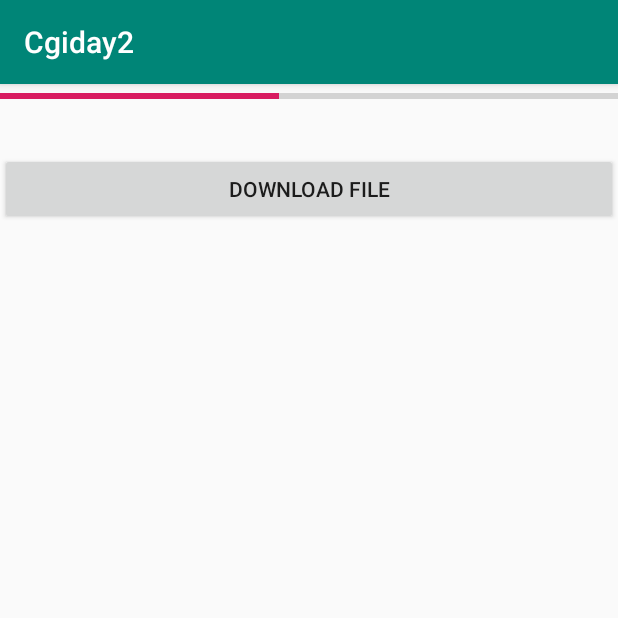
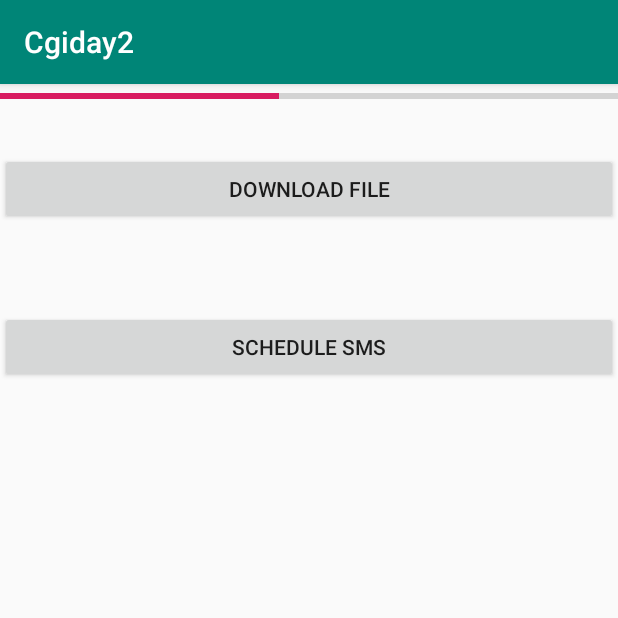
Before and after one commit to abdultanveer/Cgiday2, an Android app: the screen it shows after launch (MainActivity), after a tap on "DOWNLOAD FILE", on a phone screen of 412 x 824 dp, the top half of it. Run offline under Robolectric (Android 15) with nearby library versions, the phone set to English and light mode, and no system bars.

Commit message:
alarm manager -- sms scheduler

```diff
--- a/app/build.gradle
+++ b/app/build.gradle
@@ -5,7 +5,7 @@ android {
     buildToolsVersion "29.0.0"
     defaultConfig {
         applicationId "com.example.cgiday2"
-        minSdkVersion 15
+        minSdkVersion 19
         targetSdkVersion 29
         versionCode 1
         versionName "1.0"
--- a/app/src/main/AndroidManifest.xml
+++ b/app/src/main/AndroidManifest.xml
@@ -1,6 +1,7 @@
 <?xml version="1.0" encoding="utf-8"?>
 <manifest xmlns:android="http://schemas.android.com/apk/res/android"
     package="com.example.cgiday2">
+    <uses-permission android:name="android.permission.SEND_SMS"/>
 
     <application
         android:allowBackup="true"
@@ -9,6 +10,7 @@
         android:roundIcon="@mipmap/ic_launcher_round"
         android:supportsRtl="true"
         android:theme="@style/AppTheme">
+        <activity android:name=".SmsActivity"></activity>
         <activity android:name=".MainActivity">
             <intent-filter>
                 <action android:name="android.intent.action.MAIN" />
--- a/app/src/main/java/com/example/cgiday2/MainActivity.java
+++ b/app/src/main/java/com/example/cgiday2/MainActivity.java
@@ -2,12 +2,16 @@ package com.example.cgiday2;
 
 import androidx.appcompat.app.AppCompatActivity;
 
+import android.app.AlarmManager;
+import android.app.PendingIntent;
+import android.content.Intent;
 import android.os.Bundle;
 import android.view.View;
 import android.widget.ProgressBar;
 
 public class MainActivity extends AppCompatActivity {
 ProgressBar mProgressBar;
+    DownloadTask downloadTask;
     @Override
     protected void onCreate(Bundle savedInstanceState) {
         super.onCreate(savedInstanceState);
@@ -16,7 +20,35 @@ ProgressBar mProgressBar;
     }
 
     public void download(View view) {
-        DownloadTask downloadTask = new DownloadTask(mProgressBar);
-        downloadTask.execute("http://yahoo.com");//1
+        switch (view.getId()){
+            case R.id.buttonDownload:
+                downloadTask = new DownloadTask(mProgressBar);
+                downloadTask.execute("http://yahoo.com");//1
+                break;
+            case R.id.button_sms_schedule:
+                scheduleSms();
+                break;
+        }
+
+    }
+
+    @Override
+    protected void onStop() {
+        super.onStop();
+        //downloadTask.cancel(true);
+    }
+
+    void scheduleSms(){
+        Intent dialIntent = new Intent(MainActivity.this,SmsActivity.class);
+        PendingIntent smsPendingIntent =
+                PendingIntent.getActivity(this,
+                        007,dialIntent,
+                        PendingIntent.FLAG_UPDATE_CURRENT);
+        long triggerTime = System.currentTimeMillis()+15*1000;
+        int alarmType = AlarmManager.RTC_WAKEUP;
+        AlarmManager alarmManager =
+                (AlarmManager) getSystemService(ALARM_SERVICE);
+
+        alarmManager.setExact(alarmType,triggerTime,smsPendingIntent);
     }
 }
--- a/app/src/main/res/layout/activity_main.xml
+++ b/app/src/main/res/layout/activity_main.xml
@@ -7,17 +7,17 @@
     tools:context=".MainActivity">
 
     <ProgressBar
-        android:visibility="gone"
         android:id="@+id/progresbar"
         style="?android:attr/progressBarStyleHorizontal"
         android:layout_width="match_parent"
         android:layout_height="wrap_content"
+        android:visibility="gone"
         app:layout_constraintEnd_toEndOf="parent"
         app:layout_constraintStart_toStartOf="parent"
         app:layout_constraintTop_toTopOf="parent" />
 
     <Button
-        android:id="@+id/button"
+        android:id="@+id/buttonDownload"
         android:layout_width="match_parent"
         android:layout_height="wrap_content"
         android:layout_marginTop="46dp"
@@ -26,4 +26,16 @@
         app:layout_constraintEnd_toEndOf="parent"
         app:layout_constraintTop_toTopOf="parent" />
 
+    <Button
+        android:id="@+id/button_sms_schedule"
+        android:layout_width="0dp"
+        android:layout_height="wrap_content"
+        android:layout_marginTop="151dp"
+        android:text="schedule sms"
+        android:onClick="download"
+
+        app:layout_constraintEnd_toEndOf="parent"
+        app:layout_constraintStart_toStartOf="parent"
+        app:layout_constraintTop_toTopOf="parent" />
+
 </androidx.constraintlayout.widget.ConstraintLayout>
```
Also changed, not shown: app/src/main/java/com/example/cgiday2/SmsActivity.java (added, +19 -0 lines), app/src/main/res/layout/activity_sms.xml (added, +10 -0 lines).
